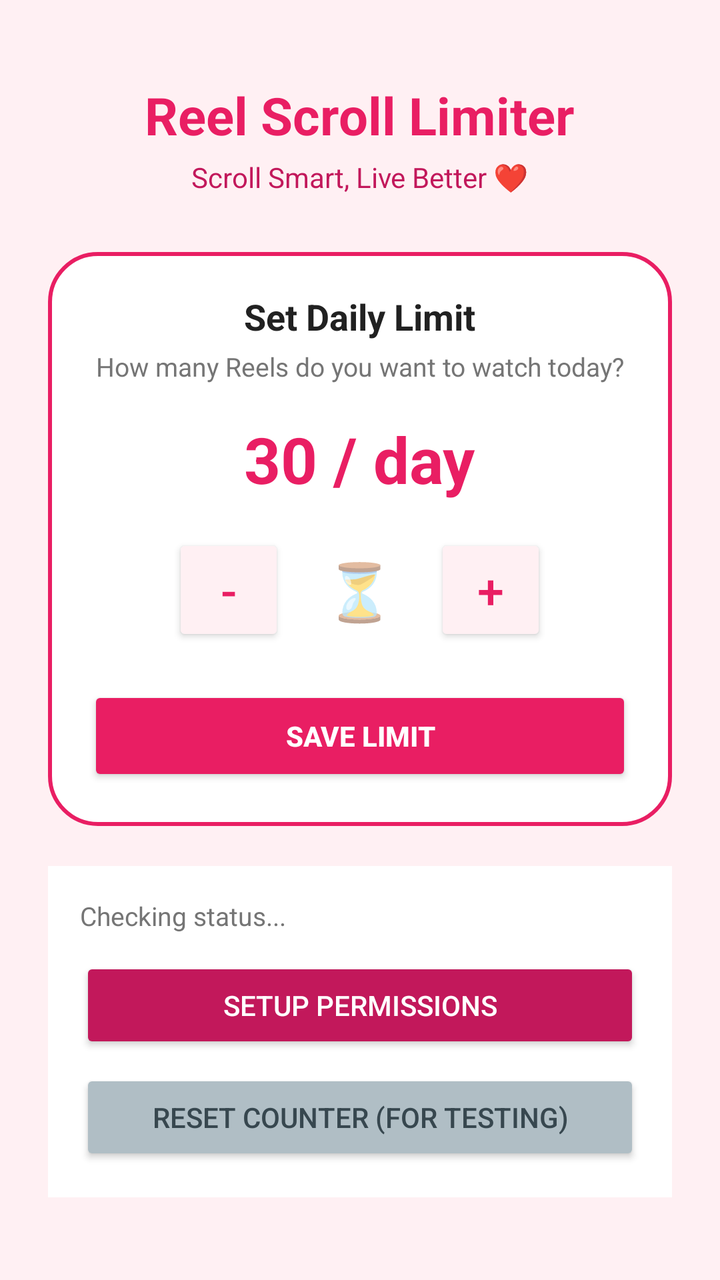
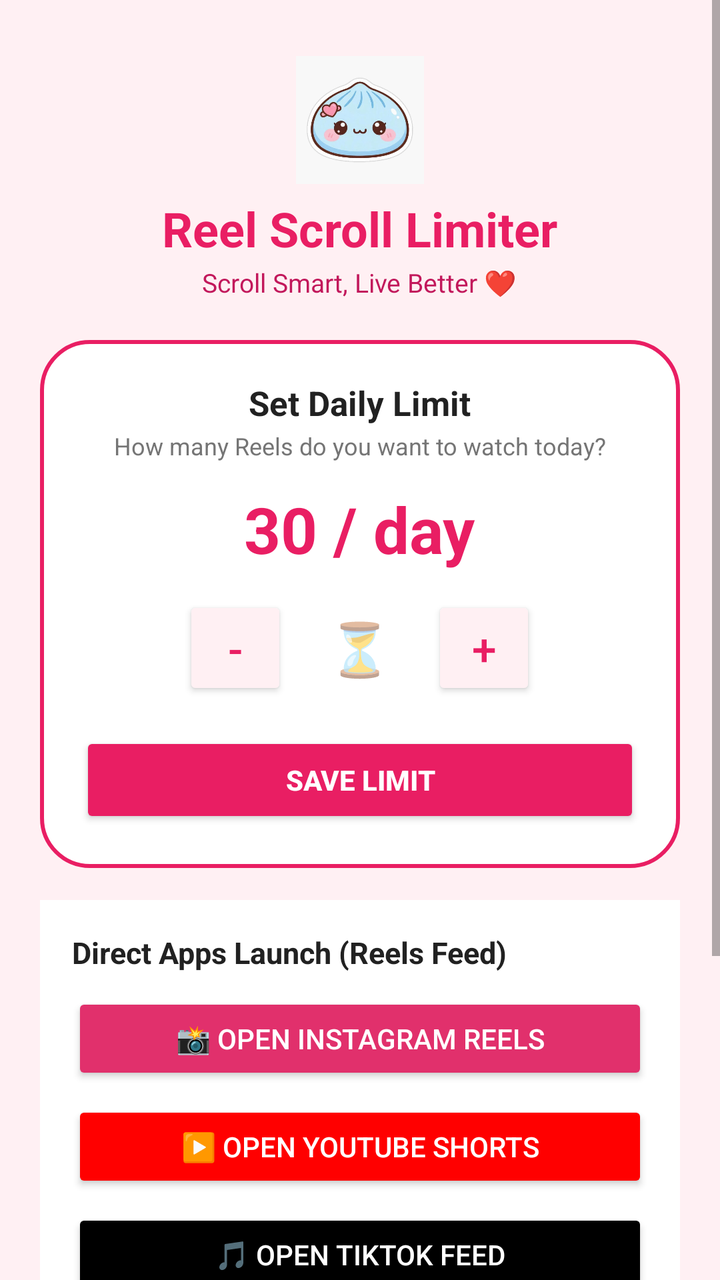

Before-and-after screenshots of an Android layout around one commit, followed by the original layout XML and the change that was made.
<!-- AndroidManifest.xml: application theme Theme.StopScroll -->
<!-- res/layout/activity_main.xml -->
<?xml version="1.0" encoding="utf-8"?>
<ScrollView xmlns:android="http://schemas.android.com/apk/res/android"
    android:layout_width="match_parent"
    android:layout_height="match_parent"
    android:background="@color/pink_soft"
    android:fillViewport="true">

    <LinearLayout
        android:layout_width="match_parent"
        android:layout_height="wrap_content"
        android:orientation="vertical"
        android:padding="24dp"
        android:gravity="center_horizontal">

        <TextView
            android:layout_width="wrap_content"
            android:layout_height="wrap_content"
            android:layout_marginTop="16dp"
            android:text="Reel Scroll Limiter"
            android:textColor="@color/pink_primary"
            android:textSize="26sp"
            android:textStyle="bold" />

        <TextView
            android:layout_width="wrap_content"
            android:layout_height="wrap_content"
            android:layout_marginTop="4dp"
            android:text="Scroll Smart, Live Better ❤️"
            android:textColor="@color/pink_dark"
            android:textSize="14sp" />

        
        <LinearLayout
            android:layout_width="match_parent"
            android:layout_height="wrap_content"
            android:layout_marginTop="28dp"
            android:orientation="vertical"
            android:background="@drawable/bg_floating_counter"
            android:padding="20dp"
            android:gravity="center_horizontal">

            <TextView
                android:layout_width="wrap_content"
                android:layout_height="wrap_content"
                android:text="Set Daily Limit"
                android:textColor="@color/text_dark"
                android:textSize="18sp"
                android:textStyle="bold" />

            <TextView
                android:layout_width="wrap_content"
                android:layout_height="wrap_content"
                android:layout_marginTop="4dp"
                android:text="How many Reels do you want to watch today?"
                android:textColor="@color/text_muted"
                android:textSize="13sp" />

            <TextView
                android:id="@+id/tvLimitValue"
                android:layout_width="wrap_content"
                android:layout_height="wrap_content"
                android:layout_marginTop="16dp"
                android:text="30 / day"
                android:textColor="@color/pink_primary"
                android:textSize="32sp"
                android:textStyle="bold" />

            <LinearLayout
                android:layout_width="wrap_content"
                android:layout_height="wrap_content"
                android:layout_marginTop="16dp"
                android:orientation="horizontal"
                android:gravity="center">

                <Button
                    android:id="@+id/btnMinus"
                    android:layout_width="56dp"
                    android:layout_height="56dp"
                    android:text="-"
                    android:textSize="24sp"
                    android:backgroundTint="@color/pink_soft"
                    android:textColor="@color/pink_primary" />

                <TextView
                    android:layout_width="wrap_content"
                    android:layout_height="wrap_content"
                    android:layout_marginStart="20dp"
                    android:layout_marginEnd="20dp"
                    android:text="⏳"
                    android:textSize="28sp" />

                <Button
                    android:id="@+id/btnPlus"
                    android:layout_width="56dp"
                    android:layout_height="56dp"
                    android:text="+"
                    android:textSize="24sp"
                    android:backgroundTint="@color/pink_soft"
                    android:textColor="@color/pink_primary" />
            </LinearLayout>

            <Button
                android:id="@+id/btnSaveLimit"
                android:layout_width="match_parent"
                android:layout_height="50dp"
                android:layout_marginTop="20dp"
                android:backgroundTint="@color/pink_primary"
                android:text="Save Limit"
                android:textColor="@color/white"
                android:textStyle="bold" />
        </LinearLayout>

        
        <LinearLayout
            android:layout_width="match_parent"
            android:layout_height="wrap_content"
            android:layout_marginTop="20dp"
            android:orientation="vertical"
            android:background="#FFFFFF"
            android:padding="16dp">

            <TextView
                android:id="@+id/tvServiceStatus"
                android:layout_width="match_parent"
                android:layout_height="wrap_content"
                android:text="Checking status..."
                android:textColor="@color/text_muted"
                android:textSize="13sp" />

            <Button
                android:id="@+id/btnGrantPermissions"
                android:layout_width="match_parent"
                android:layout_height="48dp"
                android:layout_marginTop="12dp"
                android:backgroundTint="@color/pink_dark"
                android:text="Setup Permissions"
                android:textColor="@color/white" />

            <Button
                android:id="@+id/btnResetCount"
                android:layout_width="match_parent"
                android:layout_height="48dp"
                android:layout_marginTop="8dp"
                android:backgroundTint="#B0BEC5"
                android:text="Reset Counter (For Testing)"
                android:textColor="#37474F" />
        </LinearLayout>

    </LinearLayout>
</ScrollView>
<!-- resources referenced by this layout -->
<resources>
  <color name="pink_dark">#C2185B</color>
  <color name="pink_primary">#E91E63</color>
  <color name="pink_soft">#FFF0F3</color>
  <color name="text_dark">#212121</color>
  <color name="text_muted">#757575</color>
  <color name="white">#FFFFFF</color>
  <!-- drawable bg_floating_counter (drawable) -->
  <?xml version="1.0" encoding="utf-8"?>
  <shape xmlns:android="http://schemas.android.com/apk/res/android"
      android:shape="rectangle">
      <solid android:color="#FFFFFF" />
      <corners android:radius="24dp" />
      <stroke
          android:width="2dp"
          android:color="#E91E63" />
  </shape>
  <style name="Theme.StopScroll" parent="android:Theme.Material.Light.NoActionBar">
          <item name="android:colorPrimary">@color/pink_primary</item>
          <item name="android:colorPrimaryDark">@color/pink_dark</item>
          <item name="android:colorAccent">@color/pink_accent</item>
          <item name="android:windowBackground">@color/pink_soft</item>
      </style>
  <color name="pink_accent">#FF4081</color>
</resources>

<!-- the commit's change to res/layout/activity_main.xml (unified diff, before → after) -->
@@ -9,31 +9,38 @@
         android:layout_width="match_parent"
         android:layout_height="wrap_content"
         android:orientation="vertical"
-        android:padding="24dp"
+        android:padding="20dp"
         android:gravity="center_horizontal">
+
+        <ImageView
+            android:layout_width="64dp"
+            android:layout_height="64dp"
+            android:layout_marginTop="8dp"
+            android:src="@drawable/ic_avatar_mascot"
+            android:contentDescription="StopScroll Mascot" />
 
         <TextView
             android:layout_width="wrap_content"
             android:layout_height="wrap_content"
-            android:layout_marginTop="16dp"
+            android:layout_marginTop="6dp"
             android:text="Reel Scroll Limiter"
             android:textColor="@color/pink_primary"
-            android:textSize="26sp"
+            android:textSize="24sp"
             android:textStyle="bold" />
 
         <TextView
             android:layout_width="wrap_content"
             android:layout_height="wrap_content"
-            android:layout_marginTop="4dp"
+            android:layout_marginTop="2dp"
             android:text="Scroll Smart, Live Better ❤️"
             android:textColor="@color/pink_dark"
-            android:textSize="14sp" />
+            android:textSize="13sp" />
 
         
         <LinearLayout
             android:layout_width="match_parent"
             android:layout_height="wrap_content"
-            android:layout_marginTop="28dp"
+            android:layout_marginTop="20dp"
             android:orientation="vertical"
             android:background="@drawable/bg_floating_counter"
             android:padding="20dp"
@@ -44,22 +51,22 @@
                 android:layout_height="wrap_content"
                 android:text="Set Daily Limit"
                 android:textColor="@color/text_dark"
-                android:textSize="18sp"
-                android:textStyle="bold" />
-
-            <TextView
-                android:layout_width="wrap_content"
-                android:layout_height="wrap_content"
-                android:layout_marginTop="4dp"
+                android:textSize="17sp"
+                android:textStyle="bold" />
+
+            <TextView
+                android:layout_width="wrap_content"
+                android:layout_height="wrap_content"
+                android:layout_marginTop="2dp"
                 android:text="How many Reels do you want to watch today?"
                 android:textColor="@color/text_muted"
-                android:textSize="13sp" />
+                android:textSize="12sp" />
 
             <TextView
                 android:id="@+id/tvLimitValue"
                 android:layout_width="wrap_content"
                 android:layout_height="wrap_content"
-                android:layout_marginTop="16dp"
+                android:layout_marginTop="12dp"
                 android:text="30 / day"
                 android:textColor="@color/pink_primary"
                 android:textSize="32sp"
@@ -68,16 +75,16 @@
             <LinearLayout
                 android:layout_width="wrap_content"
                 android:layout_height="wrap_content"
-                android:layout_marginTop="16dp"
+                android:layout_marginTop="12dp"
                 android:orientation="horizontal"
                 android:gravity="center">
 
                 <Button
                     android:id="@+id/btnMinus"
-                    android:layout_width="56dp"
-                    android:layout_height="56dp"
+                    android:layout_width="52dp"
+                    android:layout_height="52dp"
                     android:text="-"
-                    android:textSize="24sp"
+                    android:textSize="22sp"
                     android:backgroundTint="@color/pink_soft"
                     android:textColor="@color/pink_primary" />
 
@@ -87,14 +94,14 @@
                     android:layout_marginStart="20dp"
                     android:layout_marginEnd="20dp"
                     android:text="⏳"
-                    android:textSize="28sp" />
+                    android:textSize="26sp" />
 
                 <Button
                     android:id="@+id/btnPlus"
-                    android:layout_width="56dp"
-                    android:layout_height="56dp"
+                    android:layout_width="52dp"
+                    android:layout_height="52dp"
                     android:text="+"
-                    android:textSize="24sp"
+                    android:textSize="22sp"
                     android:backgroundTint="@color/pink_soft"
                     android:textColor="@color/pink_primary" />
             </LinearLayout>
@@ -102,8 +109,8 @@
             <Button
                 android:id="@+id/btnSaveLimit"
                 android:layout_width="match_parent"
-                android:layout_height="50dp"
-                android:layout_marginTop="20dp"
+                android:layout_height="48dp"
+                android:layout_marginTop="16dp"
                 android:backgroundTint="@color/pink_primary"
                 android:text="Save Limit"
                 android:textColor="@color/white"
@@ -114,24 +121,69 @@
         <LinearLayout
             android:layout_width="match_parent"
             android:layout_height="wrap_content"
-            android:layout_marginTop="20dp"
+            android:layout_marginTop="16dp"
             android:orientation="vertical"
             android:background="#FFFFFF"
             android:padding="16dp">
 
             <TextView
+                android:layout_width="wrap_content"
+                android:layout_height="wrap_content"
+                android:text="Direct Apps Launch (Reels Feed)"
+                android:textColor="@color/text_dark"
+                android:textSize="15sp"
+                android:textStyle="bold" />
+
+            <Button
+                android:id="@+id/btnLaunchInstagram"
+                android:layout_width="match_parent"
+                android:layout_height="46dp"
+                android:layout_marginTop="10dp"
+                android:backgroundTint="#E1306C"
+                android:text="📸 Open Instagram Reels"
+                android:textColor="@color/white" />
+
+            <Button
+                android:id="@+id/btnLaunchYouTube"
+                android:layout_width="match_parent"
+                android:layout_height="46dp"
+                android:layout_marginTop="8dp"
+                android:backgroundTint="#FF0000"
+                android:text="▶️ Open YouTube Shorts"
+                android:textColor="@color/white" />
+
+            <Button
+                android:id="@+id/btnLaunchTikTok"
+                android:layout_width="match_parent"
+                android:layout_height="46dp"
+                android:layout_marginTop="8dp"
+                android:backgroundTint="#000000"
+                android:text="🎵 Open TikTok Feed"
+                android:textColor="@color/white" />
+        </LinearLayout>
+
+        
+        <LinearLayout
+            android:layout_width="match_parent"
+            android:layout_height="wrap_content"
+            android:layout_marginTop="16dp"
+            android:orientation="vertical"
+            android:background="#FFFFFF"
+            android:padding="16dp">
+
+            <TextView
                 android:id="@+id/tvServiceStatus"
                 android:layout_width="match_parent"
                 android:layout_height="wrap_content"
                 android:text="Checking status..."
                 android:textColor="@color/text_muted"
-                android:textSize="13sp" />
+                android:textSize="12sp" />
 
             <Button
                 android:id="@+id/btnGrantPermissions"
                 android:layout_width="match_parent"
-                android:layout_height="48dp"
-                android:layout_marginTop="12dp"
+                android:layout_height="46dp"
+                android:layout_marginTop="10dp"
                 android:backgroundTint="@color/pink_dark"
                 android:text="Setup Permissions"
                 android:textColor="@color/white" />
@@ -139,8 +191,8 @@
             <Button
                 android:id="@+id/btnResetCount"
                 android:layout_width="match_parent"
-                android:layout_height="48dp"
-                android:layout_marginTop="8dp"
+                android:layout_height="44dp"
+                android:layout_marginTop="6dp"
                 android:backgroundTint="#B0BEC5"
                 android:text="Reset Counter (For Testing)"
                 android:textColor="#37474F" />
<!-- resource entries referenced after the edit -->
@@ -16,6 +16,7 @@
           android:width="2dp"
           android:color="#E91E63" />
   </shape>
+  <!-- drawable ic_avatar_mascot: png bitmap (drawable, 28504 bytes) -->
   <style name="Theme.StopScroll" parent="android:Theme.Material.Light.NoActionBar">
           <item name="android:colorPrimary">@color/pink_primary</item>
           <item name="android:colorPrimaryDark">@color/pink_dark</item>
